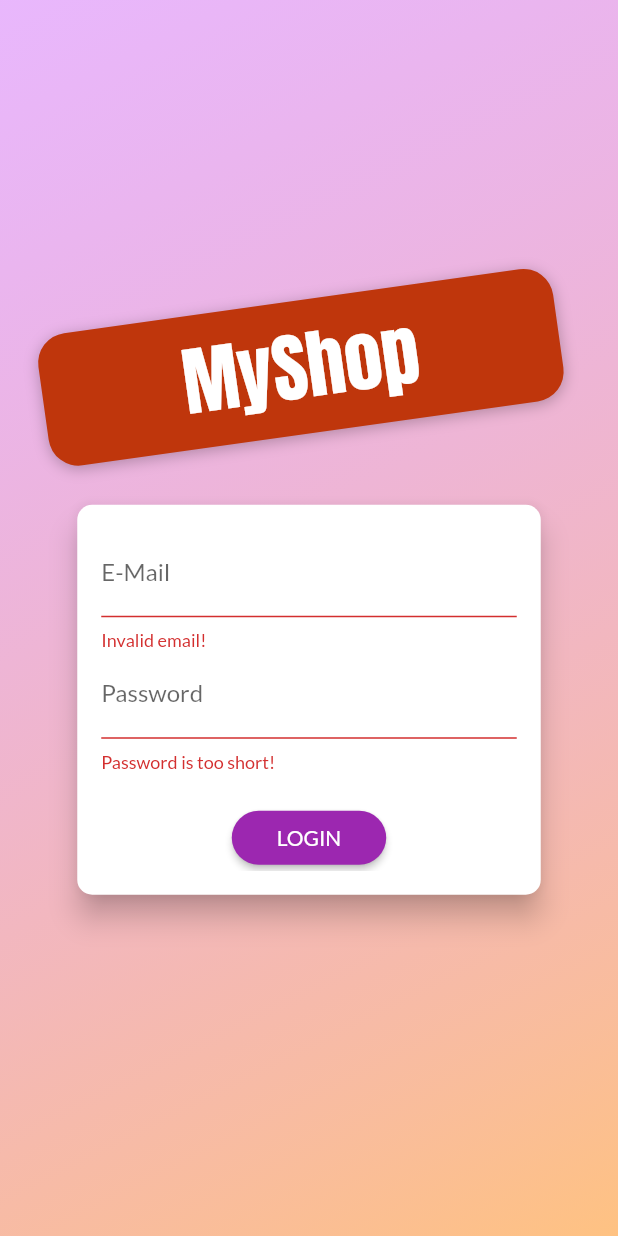
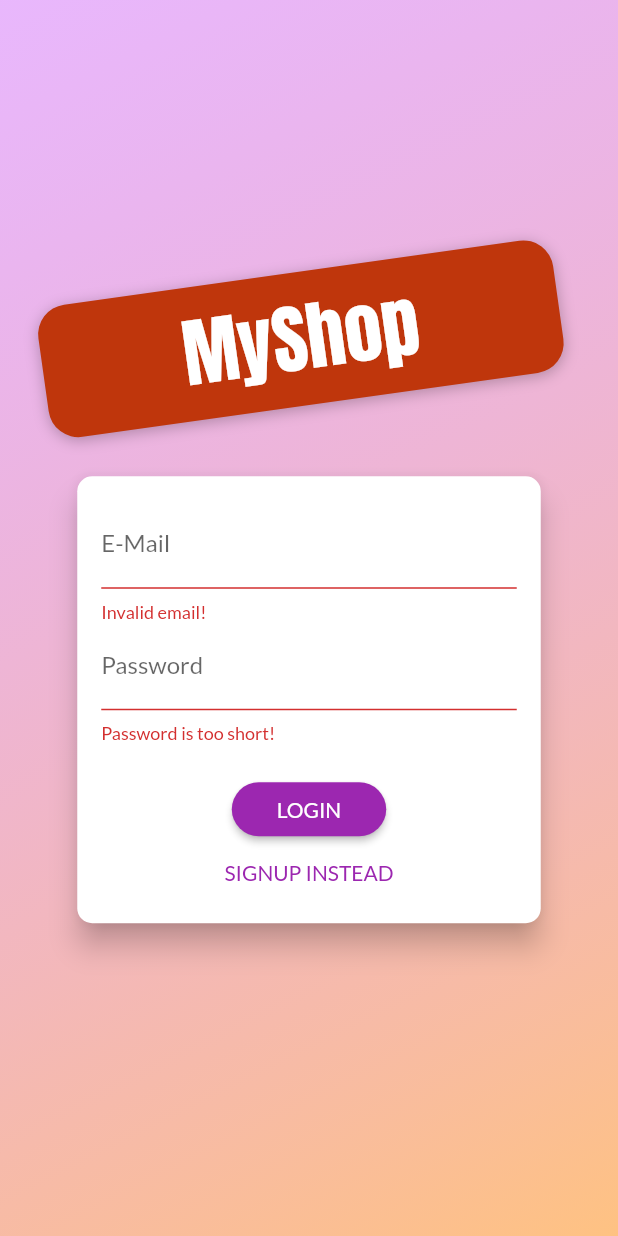
Before and after one commit to edwromero/Shop_app, a Flutter app: the screen it shows after launch, after a tap on "LOGIN", on a phone screen of 412 x 824 dp. Run offline on Flutter 3.47's test engine with Material 2 defaults, Android fonts, the phone set to English and light mode, and no system bars; our stand-ins replace shared_preferences; network calls fail.

Commit message:
ultima act

```diff
--- /dev/null
+++ b/lib/helpers/custom_route.dart
@@ -0,0 +1,46 @@
+import 'package:flutter/material.dart';
+
+class CustomRoute<T> extends MaterialPageRoute<T> {
+  CustomRoute({WidgetBuilder builder, RouteSettings settings})
+      : super(
+          builder: builder,
+          settings: settings,
+        );
+
+  @override
+  Widget buildTransitions(
+    BuildContext context,
+    Animation<double> animation,
+    Animation<double> secondaryAnimation,
+    Widget child,
+  ) {
+    // TODO: implement buildTransitions
+    if (settings.name == '/') {
+      return child;
+    }
+    return FadeTransition(
+      opacity: animation,
+      child: child,
+    );
+  }
+}
+
+class customPageTransitionBuilder extends PageTransitionsBuilder {
+  @override
+  Widget buildTransitions<T>(
+    PageRoute<T> route,
+    BuildContext context,
+    Animation<double> animation,
+    Animation<double> secondaryAnimation,
+    Widget child,
+  ) {
+    // TODO: implement buildTransitions
+    if (route.settings.name == '/') {
+      return child;
+    }
+    return FadeTransition(
+      opacity: animation,
+      child: child,
+    );
+  }
+}
--- a/lib/main.dart
+++ b/lib/main.dart
@@ -1,4 +1,5 @@
 import 'package:flutter/material.dart';
+import 'package:flutter_complete_guide/helpers/custom_route.dart';
 
 import 'package:provider/provider.dart';
 
@@ -50,6 +51,10 @@ class MyApp extends StatelessWidget {
             primarySwatch: Colors.purple,
             accentColor: Colors.deepOrange,
             fontFamily: 'Lato',
+            pageTransitionsTheme: PageTransitionsTheme(builders: {
+              TargetPlatform.android: customPageTransitionBuilder(),
+              TargetPlatform.iOS: customPageTransitionBuilder(),
+            }),
           ),
           home: auth.isAuth
               ? ProductsOverviewScreen()
--- a/lib/providers/auth.dart
+++ b/lib/providers/auth.dart
@@ -99,7 +99,7 @@ class Auth with ChangeNotifier {
     return true;
   }
 
-  void logout() {
+  Future<void> logout() async {
     _token = null;
     _userId = null;
     _expiryDate = null;
@@ -108,6 +108,8 @@ class Auth with ChangeNotifier {
       _authTimer = null;
     }
     notifyListeners();
+    final prefs = await SharedPreferences.getInstance();
+    prefs.clear();
   }
 
   void _autoLogout() {
--- a/lib/screens/auth_screen.dart
+++ b/lib/screens/auth_screen.dart
@@ -97,7 +97,8 @@ class AuthCard extends StatefulWidget {
   _AuthCardState createState() => _AuthCardState();
 }
 
-class _AuthCardState extends State<AuthCard> {
+class _AuthCardState extends State<AuthCard>
+    with SingleTickerProviderStateMixin {
   final GlobalKey<FormState> _formKey = GlobalKey();
   AuthMode _authMode = AuthMode.Login;
   Map<String, String> _authData = {
@@ -106,6 +107,35 @@ class _AuthCardState extends State<AuthCard> {
   };
   var _isLoading = false;
   final _passwordController = TextEditingController();
+  AnimationController _controller;
+  Animation<Offset> _slideAnimation;
+  Animation<double> _opacityAnimation;
+
+  // Esta es la parte dificil de como configurar una animacion con Animated builder. tambien existe la forma sencilla que
+  // es utilizando animateContainer y solo colocas la duracion y la forma en la cual el widget se utiliza. Es mas facil, yo
+  // dejo aqui la forma dificil para recordar como hacerlo. dificil initState,Disposed para limpiar y animated builder.
+  @override
+  void initState() {
+    super.initState();
+    _controller = AnimationController(
+      vsync: this,
+      duration: Duration(milliseconds: 300),
+    );
+    _slideAnimation = Tween<Offset>(begin: Offset(0, -1.5), end: Offset(0, 0))
+        .animate(
+            CurvedAnimation(parent: _controller, curve: Curves.fastOutSlowIn));
+
+    // _heigthAnimation.addListener(() => setState(() {}));
+    _opacityAnimation = Tween(begin: 0.0, end: 1.0)
+        .animate(CurvedAnimation(parent: _controller, curve: Curves.easeIn));
+  }
+
+  @override
+  void dispose() {
+    // TODO: implement dispose
+    super.dispose();
+    _controller.dispose();
+  }
 
   void _showErrorDialog(String message) {
     showDialog(
@@ -178,10 +208,12 @@ class _AuthCardState extends State<AuthCard> {
       setState(() {
         _authMode = AuthMode.Signup;
       });
+      _controller.forward();
     } else {
       setState(() {
         _authMode = AuthMode.Login;
       });
+      _controller.reverse();
     }
   }
 
@@ -193,12 +225,14 @@ class _AuthCardState extends State<AuthCard> {
         borderRadius: BorderRadius.circular(10.0),
       ),
       elevation: 8.0,
-      child: Container(
-        height: _authMode == AuthMode.Signup ? 320 : 260,
-        constraints:
-            BoxConstraints(minHeight: _authMode == AuthMode.Signup ? 320 : 260),
+      child: AnimatedBuilder(
+        animation: _slideAnimation,
+        builder: (ctx, ch) => Container(
+            // height: _authMode == AuthMode.Signup ? 320 : 260,
+
             width: deviceSize.width * 0.75,
             padding: EdgeInsets.all(16.0),
+            child: ch),
         child: Form(
           key: _formKey,
           child: SingleChildScrollView(
@@ -230,9 +264,21 @@ class _AuthCardState extends State<AuthCard> {
                   },
                 ),
                 if (_authMode == AuthMode.Signup)
-                  TextFormField(
+                  AnimatedContainer(
+                    constraints: BoxConstraints(
+                      minHeight: _authMode == AuthMode.Signup ? 60 : 0,
+                      maxHeight: _authMode == AuthMode.Signup ? 120 : 0,
+                    ),
+                    duration: Duration(milliseconds: 300),
+                    curve: Curves.easeIn,
+                    child: FadeTransition(
+                      opacity: _opacityAnimation,
+                      child: SlideTransition(
+                        position: _slideAnimation,
+                        child: TextFormField(
                           enabled: _authMode == AuthMode.Signup,
-                    decoration: InputDecoration(labelText: 'Confirm Password'),
+                          decoration:
+                              InputDecoration(labelText: 'Confirm Password'),
                           obscureText: true,
                           validator: _authMode == AuthMode.Signup
                               ? (value) {
@@ -241,6 +287,9 @@ class _AuthCardState extends State<AuthCard> {
                                   }
                                 }
                               : null,
+                        ),
+                      ),
+                    ),
                   ),
                 SizedBox(
                   height: 20,
--- a/lib/widgets/app_drawer.dart
+++ b/lib/widgets/app_drawer.dart
@@ -3,6 +3,7 @@ import 'package:provider/provider.dart';
 import '../screens/orders_screen.dart';
 import '../screens/user_products_screen.dart';
 import '../providers/auth.dart';
+import '../helpers/custom_route.dart';
 
 class AppDrawer extends StatelessWidget {
   @override
@@ -29,6 +30,9 @@ class AppDrawer extends StatelessWidget {
             onTap: () {
               Navigator.of(context)
                   .pushReplacementNamed(OrdersScreen.routeName);
+              //PARA REEMPLAZAR INDIVIDUALMENTE CADA RUTA CON TU ANIMACION DE RUTA NUEVA
+              //   Navigator.of(context).pushReplacement(
+              //       CustomRoute(builder: (ctx) => OrdersScreen()));
             },
           ),
           Divider(),
--- a/pubspec.yaml
+++ b/pubspec.yaml
@@ -45,8 +45,8 @@ flutter:
   uses-material-design: true
 
   # To add assets to your application, add an assets section, like this:
-  # assets:
-  #  - images/a_dot_burr.jpeg
+  assets:
+   - assets/images/product-placeholder.png
   #  - images/a_dot_ham.jpeg
 
   # An image asset can refer to one or more resolution-specific "variants", see
```
Also changed, not shown: lib/screens/product_detail_screen.dart (+25 -14 lines), lib/widgets/order_item.dart (+11 -3 lines), lib/widgets/product_item.dart (+7 -3 lines), assets/images/product-placeholder.png (added). Lines whose indentation alone changed are shown as unchanged.
